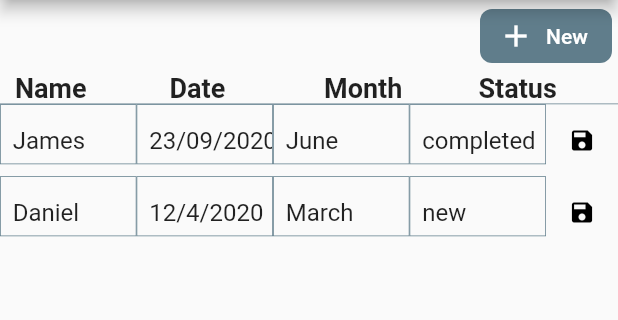
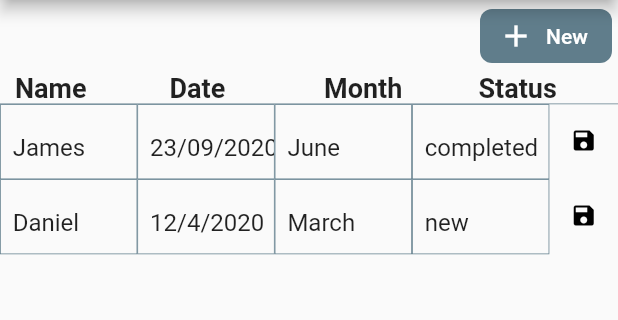
Before and after one commit to godilite/editable, a Flutter app: the screen it shows after launch, on a phone screen of 412 x 824 dp, the part 84-404 px from its top. Run offline on Flutter 3.47's test engine with Material 2 defaults, Android fonts, the phone set to English and light mode, and no system bars.

Commit message:
fix: Bugs showing spaces on table rows when showSaveIcon is set to true on  small screen sizes closes issue #3 and #2
fix: code formatting

```diff
--- a/lib/editable.dart
+++ b/lib/editable.dart
@@ -60,7 +60,7 @@ class Editable extends StatefulWidget {
       this.thPaddingTop = 0.0,
       this.thPaddingRight = 0.0,
       this.thPaddingBottom = 0.0,
-      this.trHeight = 40.0,
+      this.trHeight = 50.0,
       this.borderWidth = 0.5,
       this.thWeight = FontWeight.w600,
       this.thSize = 18,
@@ -267,10 +267,31 @@ class _EditableState extends State<Editable> {
     rows = [...sampleRow];
   }
 
+  ///Create an empty column for saveIcon
+  Widget _iconColumn() {
+    return Visibility(
+      visible: widget.showSaveIcon,
+      child: Expanded(
+        flex: 1,
+        child: Padding(
+          padding: EdgeInsets.only(
+            left: widget.thPaddingLeft,
+            top: widget.thPaddingTop,
+            bottom: widget.thPaddingBottom,
+            right: widget.thPaddingRight,
+          ),
+          child: Text('asa'),
+        ),
+      ),
+    );
+  }
+
   /// Builds saveIcon widget
   Widget _saveIcon(index) {
     return Visibility(
       visible: widget.showSaveIcon,
+      child: Expanded(
+        flex: 1,
         child: IconButton(
           icon: Icon(
             widget.saveIcon,
@@ -278,14 +299,15 @@ class _EditableState extends State<Editable> {
             size: widget.saveIconSize,
           ),
           onPressed: () {
-          int rowIndex = editedRows
-              .indexWhere((element) => element['row'] == index ? true : false);
+            int rowIndex = editedRows.indexWhere(
+                (element) => element['row'] == index ? true : false);
             if (rowIndex != -1) {
               widget.onRowSaved(editedRows[rowIndex]);
             } else {
               widget.onRowSaved('no edit');
             }
           },
+        ),
       ),
     );
   }
@@ -329,7 +351,9 @@ class _EditableState extends State<Editable> {
   List<Widget> get _tableHeaders => List<Widget>.generate(columnCount, (index) {
         // ignore: unnecessary_statements
         columns == null || columns.isEmpty ? _columnBlueprint() : true;
-        return THeader(
+        return columnCount + 1 == (index + 1)
+            ? _iconColumn()
+            : THeader(
                 thPaddingLeft: widget.thPaddingLeft,
                 thPaddingTop: widget.thPaddingTop,
                 thPaddingBottom: widget.thPaddingBottom,
--- a/lib/widgets/table_body.dart
+++ b/lib/widgets/table_body.dart
@@ -47,8 +47,9 @@ class RowBuilder extends StatefulWidget {
 class _RowBuilderState extends State<RowBuilder> {
   @override
   Widget build(BuildContext context) {
-    return Expanded(
-      flex: 1,
+    return Flexible(
+      fit: FlexFit.tight,
+      flex: 2,
       child: Container(
           height: widget._trHeight < 40 ? 40 : widget._trHeight,
           decoration: BoxDecoration(
--- a/lib/widgets/table_header.dart
+++ b/lib/widgets/table_header.dart
@@ -29,8 +29,9 @@ class THeader extends StatelessWidget {
 
   @override
   Widget build(BuildContext context) {
-    return Expanded(
-      flex: 1,
+    return Flexible(
+      fit: FlexFit.tight,
+      flex: 2,
       child: Padding(
         padding: EdgeInsets.only(
             left: thPaddingLeft,
```
Also changed, not shown: example/pubspec.lock, pubspec.lock. Lines whose indentation alone changed are shown as unchanged.
